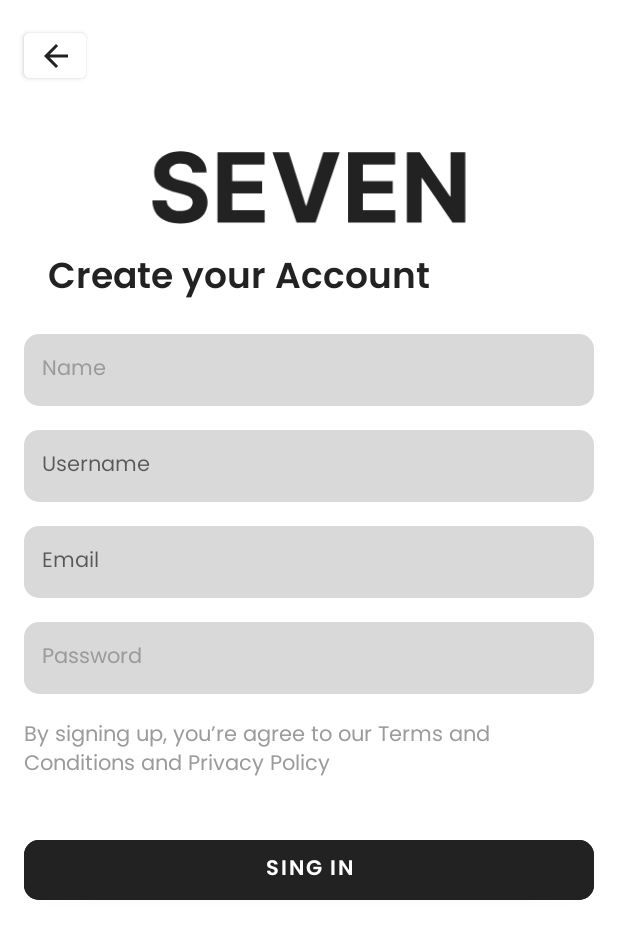
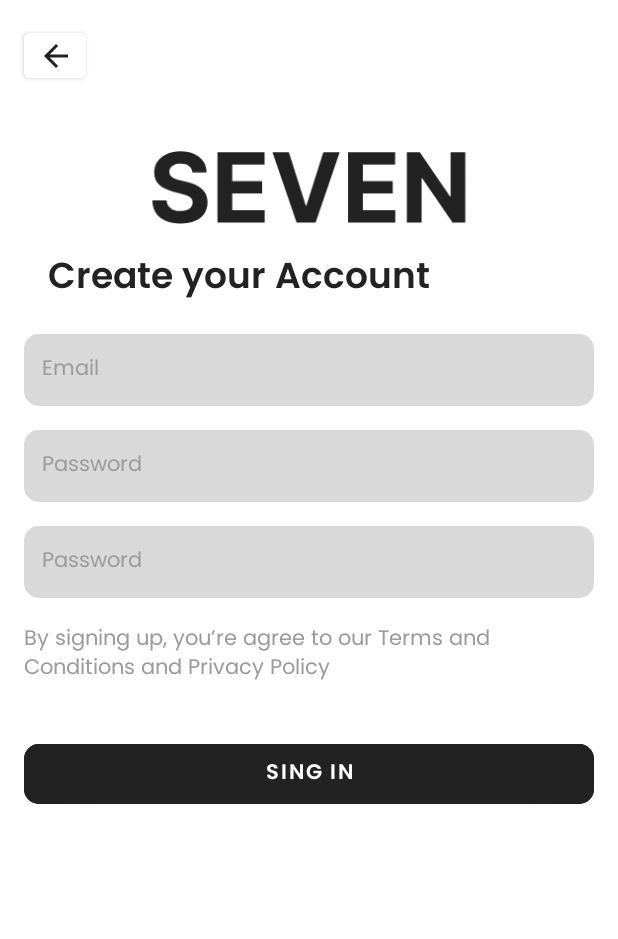
Before and after one commit to julykaniuk/seven-app, an Android app: the layout activity_sing_up.xml on its own in the app's theme, with its tools: preview values and no code run, on a phone screen of 412 x 824 dp. Shown: the top 939 px of the screen. Run offline under Robolectric (Android 15) with nearby library versions, the phone set to English and light mode, and no system bars.

Commit message:
Налаштування бази даних

```diff
--- a/app/build.gradle.kts
+++ b/app/build.gradle.kts
@@ -22,6 +22,9 @@ android {
             isMinifyEnabled = false
             proguardFiles(getDefaultProguardFile("proguard-android-optimize.txt"), "proguard-rules.pro")
         }
+    }
+    buildFeatures{
+        dataBinding  = true
     }
     compileOptions {
         sourceCompatibility = JavaVersion.VERSION_1_8
--- a/app/src/main/java/com/example/sevenapp/EventDB.java
+++ b/app/src/main/java/com/example/sevenapp/EventDB.java
@@ -8,6 +8,8 @@ public class EventDB {
 
     public static final class Event implements BaseColumns {
         public static final String TABLE_NAME = "EVENTS";
+        public static final String COLUMN_IS_UKRAINIAN_HOLIDAY = "isUkrainianHoliday";
+
         public static final String COLUMN_ID = "ID";
         public static final String COLUMN_NAME = "NAME";
         public static final String COLUMN_START = "START_DATE";
@@ -17,10 +19,10 @@ public class EventDB {
         public static final String COLUMN_LOCATION = "LOCATION";
         public static final String COLUMN_LOCATION_LINK = "LOCATION_LINK";
         public static final String COLUMN_NOTE = "NOTE";
-
         public static final String REMINDER_TABLE_NAME = "REMINDERS";
         public static final String REMINDER_COLUMN_ID = "ID";
         public static final String REMINDER_COLUMN_EID = "EVENT_ID";
         public static final String REMINDER_COLUMN_DATE = "DATE";
+
     }
 }
--- a/app/src/main/java/com/example/sevenapp/GetStarted.java
+++ b/app/src/main/java/com/example/sevenapp/GetStarted.java
@@ -20,7 +20,7 @@ public class GetStarted extends AppCompatActivity {
         startButton.setOnClickListener(new View.OnClickListener() {
             @Override
             public void onClick(View v) {
-                Intent intent=new Intent(GetStarted.this, Login.class);
+                Intent intent=new Intent(GetStarted.this, MainActivity.class);
                 startActivity(intent);
                 finish();
             }
--- a/app/src/main/java/com/example/sevenapp/NavigationActivity.java
+++ b/app/src/main/java/com/example/sevenapp/NavigationActivity.java
@@ -81,7 +81,7 @@ public class NavigationActivity extends AppCompatActivity {
         skipButton.setOnClickListener(new View.OnClickListener() {
             @Override
             public void onClick(View v) {
-                Intent intent=new Intent(NavigationActivity.this, Login.class);
+                Intent intent=new Intent(NavigationActivity.this, MainActivity.class);
                 startActivity(intent);
                 finish();
             }
--- a/app/src/main/res/layout/activity_sing_up.xml
+++ b/app/src/main/res/layout/activity_sing_up.xml
@@ -44,42 +44,9 @@
         android:layout_marginTop="16dp"
         app:layout_constraintStart_toStartOf="parent"
         app:layout_constraintTop_toBottomOf="@+id/imageView8" />
-    <EditText
-        android:id="@+id/singup_name"
-        android:layout_width="match_parent"
-        android:layout_height="wrap_content"
-        android:layout_marginStart="16dp"
-        android:layout_marginTop="16dp"
-        android:layout_marginEnd="16dp"
-        android:background="@drawable/edittext_backround"
-        android:fontFamily="@font/poppins"
-        android:hint="@string/name2"
-        android:padding="12dp"
-        android:textColorHint="@color/gray"
-        android:textSize="14dp"
-        app:layout_constraintEnd_toEndOf="parent"
-        app:layout_constraintStart_toStartOf="parent"
-        app:layout_constraintTop_toBottomOf="@+id/password" />
-    <EditText
-        android:id="@+id/singup_username"
-        android:layout_width="match_parent"
-        android:layout_height="wrap_content"
-        android:hint="@string/name"
-        android:padding="12dp"
-        android:layout_marginStart="16dp"
-        android:layout_marginEnd="16dp"
-        android:textColor="@color/gray"
-        android:textSize="14dp"
-        android:layout_marginTop="16dp"
-
-        android:fontFamily="@font/poppins"
-        android:background="@drawable/edittext_backround"
-        app:layout_constraintEnd_toEndOf="parent"
-        app:layout_constraintStart_toStartOf="parent"
-        app:layout_constraintTop_toBottomOf="@+id/account" />
 
     <EditText
-        android:id="@+id/singup_email"
+        android:id="@+id/signup_email"
         android:layout_width="match_parent"
         android:layout_height="wrap_content"
         android:layout_marginStart="16dp"
@@ -89,12 +56,48 @@
         android:fontFamily="@font/poppins"
         android:hint="@string/email"
         android:padding="12dp"
-        android:textColor="@color/gray"
+        android:textColorHint="@color/gray"
         android:textSize="14dp"
         app:layout_constraintEnd_toEndOf="parent"
         app:layout_constraintStart_toStartOf="parent"
-        app:layout_constraintTop_toBottomOf="@+id/name" />
+        app:layout_constraintTop_toBottomOf="@+id/password" />
 
+    <EditText
+        android:id="@+id/signup_password"
+        android:layout_width="match_parent"
+        android:layout_height="wrap_content"
+        android:layout_marginStart="16dp"
+        android:layout_marginEnd="16dp"
+        android:background="@drawable/edittext_backround"
+        android:fontFamily="@font/poppins"
+        android:layout_marginTop="16dp"
+        android:inputType="textPassword"
+        android:padding="12dp"
+        android:hint="@string/password"
+        android:textColorHint="@color/gray"
+        android:textSize="14dp"
+        app:layout_constraintEnd_toEndOf="parent"
+        app:layout_constraintStart_toStartOf="parent"
+        app:layout_constraintTop_toBottomOf="@+id/email" />
+
+    <EditText
+        android:id="@+id/signup_confirm"
+        android:layout_width="match_parent"
+        android:layout_height="wrap_content"
+        android:layout_marginStart="16dp"
+        android:layout_marginEnd="16dp"
+        android:background="@drawable/edittext_backround"
+        android:fontFamily="@font/poppins"
+        android:layout_marginTop="16dp"
+        android:inputType="textPassword"
+        android:padding="12dp"
+        android:hint="@string/password"
+        android:textColorHint="@color/gray"
+        android:textSize="14dp"
+        app:layout_constraintEnd_toEndOf="parent"
+        app:layout_constraintStart_toStartOf="parent"
+        app:layout_constraintTop_toBottomOf="@+id/email" />
+<!--
     <EditText
         android:id="@+id/singup_password"
         android:layout_width="match_parent"
@@ -112,7 +115,7 @@
         app:layout_constraintEnd_toEndOf="parent"
         app:layout_constraintStart_toStartOf="parent"
         app:layout_constraintTop_toBottomOf="@+id/email" />
-
+-->
 
 
     <TextView
--- a/app/src/main/res/xml/event_widget_info.xml
+++ b/app/src/main/res/xml/event_widget_info.xml
@@ -1,6 +1,5 @@
 <?xml version="1.0" encoding="utf-8"?>
 <appwidget-provider xmlns:android="http://schemas.android.com/apk/res/android"
-    android:description="@string/app_widget_description"
     android:initialKeyguardLayout="@layout/event_widget"
     android:initialLayout="@layout/event_widget"
     android:minWidth="300dp"
```
Also changed, not shown: app/src/main/java/com/example/sevenapp/DatabaseHelper.java (added, +52 -0 lines), app/src/main/java/com/example/sevenapp/EventDBHelper.java (+7 -2 lines), app/src/main/java/com/example/sevenapp/Login.java (+41 -93 lines), app/src/main/java/com/example/sevenapp/MainActivity.java (+7 -8 lines), app/src/main/java/com/example/sevenapp/MyAlarmManager.java (+19 -7 lines), app/src/main/java/com/example/sevenapp/NewEvent.java (+1 -16 lines), app/src/main/java/com/example/sevenapp/SingUp.java (+39 -82 lines), app/src/main/res/layout/activity_login.xml (+4 -4 lines).
